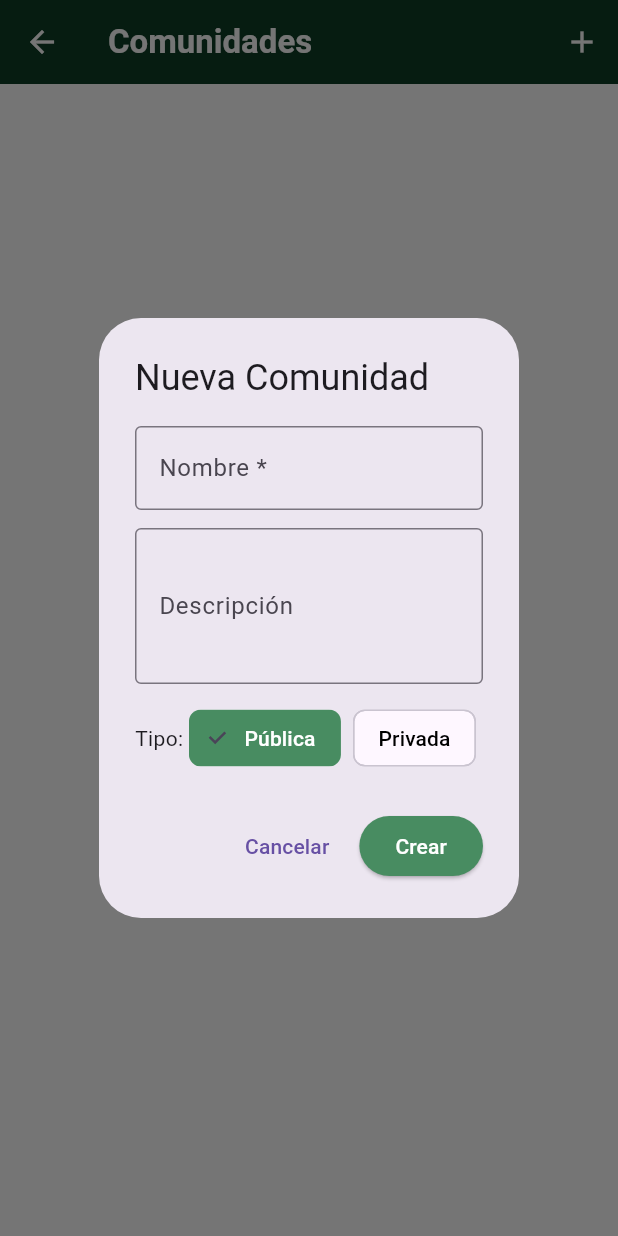
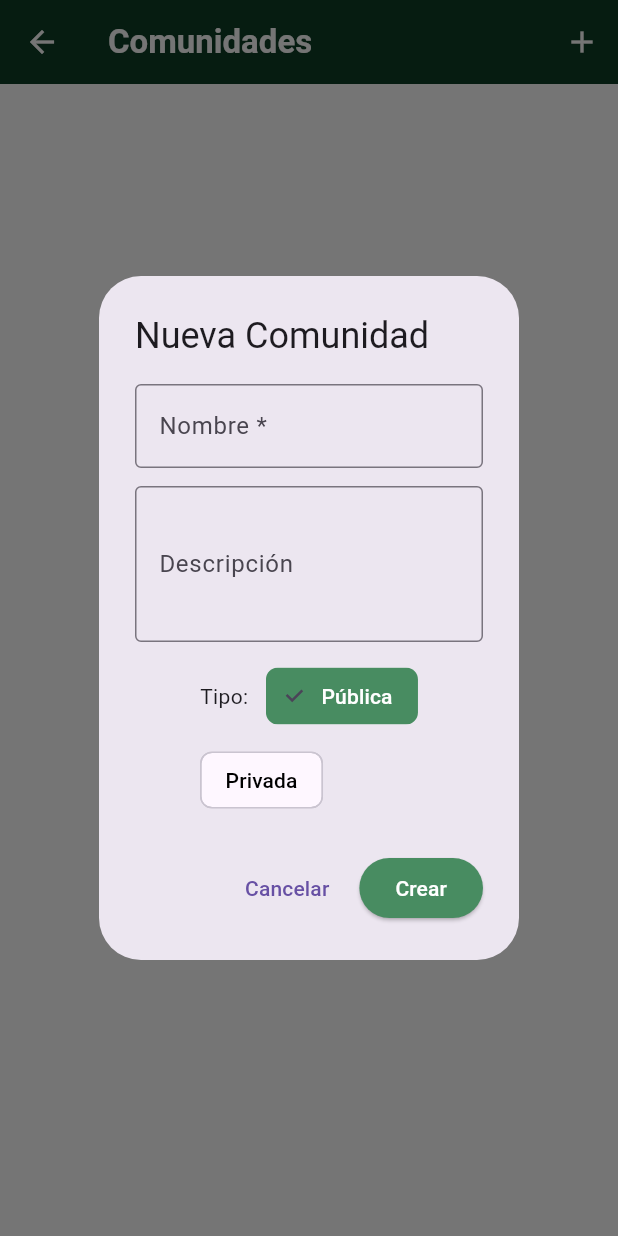
Before and after one commit to miguelrodriguez72sbs-sys/BisNet, a Flutter app: the ComunidadesScreen screen opened directly, after a tap on the "add" icon, on a phone screen of 412 x 824 dp. Run offline on Flutter 3.47's test engine with Material 3 defaults, Android fonts, the phone set to English and light mode, and no system bars; our stand-ins replace image_picker, shared_preferences, webview_flutter; accounts and stored records are empty; network calls fail.

Commit message:
fix: restrict guest mode, responsive community dialog, move communities button

```diff
--- a/bisnet/lib/pages/communities.dart
+++ b/bisnet/lib/pages/communities.dart
@@ -41,9 +41,10 @@ class _ComunidadesScreenState extends State<ComunidadesScreen> {
 
     showDialog(
       context: context,
-      builder: (context) => StatefulBuilder(
-        builder: (context, setDialogState) => AlertDialog(
-          title: const Text('Nueva Comunidad'),
+        builder: (context) => StatefulBuilder(
+          builder: (context, setDialogState) => AlertDialog(
+            scrollable: true, //permite scroll en pantallas pequeñas
+            title: const Text('Nueva Comunidad'),
           content: SingleChildScrollView(
             //evita overflow
             child: Column(
@@ -66,7 +67,10 @@ class _ComunidadesScreenState extends State<ComunidadesScreen> {
                   ),
                 ),
                 const SizedBox(height: 12),
-                Row(
+                Wrap(
+                  spacing: 8,
+                  runSpacing: 8,
+                  crossAxisAlignment: WrapCrossAlignment.center,
                   children: [
                     const Text('Tipo: '),
                     ChoiceChip(
@@ -81,7 +85,6 @@ class _ComunidadesScreenState extends State<ComunidadesScreen> {
                             : Colors.black,
                       ),
                     ),
-                    const SizedBox(width: 8),
                     ChoiceChip(
                       label: const Text('Privada'),
                       selected: selectedType == 'private',
--- a/bisnet/lib/pages/home.dart
+++ b/bisnet/lib/pages/home.dart
@@ -21,7 +21,7 @@ class _HomeScreenState extends State<HomeScreen> {
   int _currentIndex = 0;
 
   List<Widget> get _pages => [
-    const HomeFeedScreen(),
+    HomeFeedScreen(isGuest: widget.isGuest),
     EstadiasScreen(isGuest: widget.isGuest),
     const PostScreen(),
     GamesScreen(isGuest: widget.isGuest),
@@ -73,7 +73,7 @@ class _HomeScreenState extends State<HomeScreen> {
         selectedItemColor: const Color(0xFF488C61),
         unselectedItemColor: Colors.grey,
         onTap: (index) {
-          if (widget.isGuest && [1, 2, 3].contains(index)) {
+          if (widget.isGuest && index != 0) {
             ScaffoldMessenger.of(
               context,
             ).showSnackBar(SnackBar(content: Text(t.loginRequired)));
--- a/bisnet/lib/pages/login.dart
+++ b/bisnet/lib/pages/login.dart
@@ -154,7 +154,7 @@ class _LoginScreenState extends State<LoginScreen> {
                       Navigator.push(
                         context,
                         MaterialPageRoute(
-                          builder: (context) => const HomeScreen(),
+                          builder: (context) => const HomeScreen(isGuest: true),
                         ),
                       );
                     },
```
Also changed, not shown: bisnet/lib/pages/home_feed.dart (+18 -15 lines).
